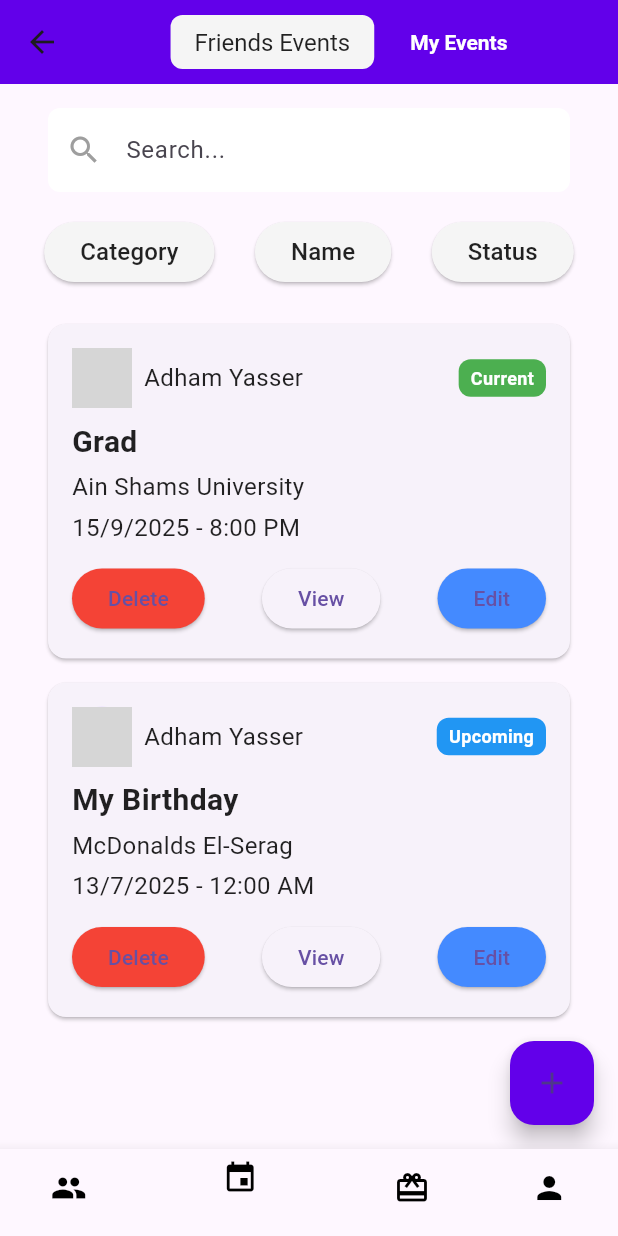
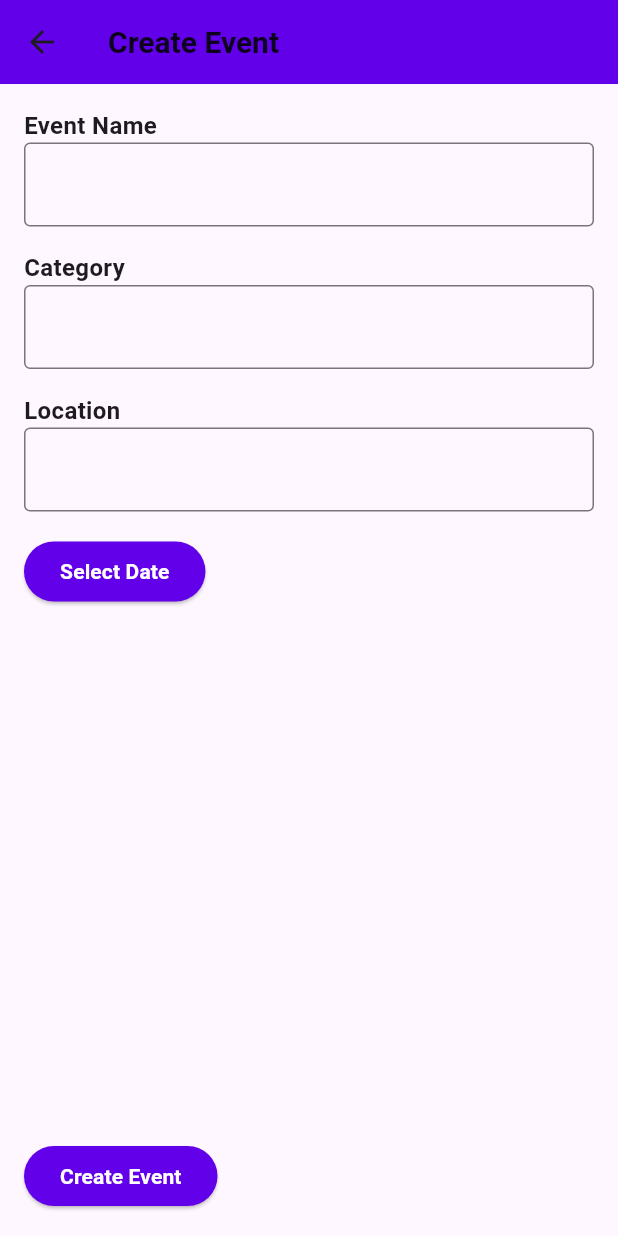
Before and after one commit to adham137/Flutter_Gifting_App, a Flutter app: the ParentPage screen opened by its route, item 2 of the bottom bar chosen, after a tap on the "add" icon, on a phone screen of 412 x 824 dp. Run offline on Flutter 3.47's test engine with Material 3 defaults, Android fonts, the phone set to English and light mode, and no system bars; our stand-ins replace cloud_firestore, firebase_auth, firebase_core, firebase_database; accounts and stored records are empty; generated files the repository leaves out were written again; grey boxes are pictures that could not be loaded.

Commit message:
Add dynamic event list | Event creation | edit, delete events | Events searching and sorting

```diff
--- a/flutter_gifting_app/lib/components/event_card.dart
+++ b/flutter_gifting_app/lib/components/event_card.dart
@@ -1,24 +1,17 @@
 import 'package:flutter/material.dart';
 import '../utils/colors.dart';
 import '../utils/fonts.dart';
+import '../models/event.dart'; // Ensure the EventModel is imported
 
 class EventCard extends StatelessWidget {
-  final String name, title, location, date, time, status;
-  final VoidCallback? onDelete, onEdit;
-  final VoidCallback onView;
-  final String? avatarPath; // Optional for a dynamic avatar
+  final EventModel event; // Pass the EventModel directly
+  final VoidCallback onView; // Required callback for "View"
+  final VoidCallback onDeleteUpdateScreen; // Callback to update the screen when deleting an event
 
   EventCard({
-    required this.name,
-    required this.title,
-    required this.location,
-    required this.date,
-    required this.time,
-    required this.status,
-    this.onDelete,
-    this.onEdit,
+    required this.event,
     required this.onView,
-    this.avatarPath, // Optional parameter for avatar
+    required this.onDeleteUpdateScreen,
   });
 
   @override
@@ -30,61 +23,130 @@ class EventCard extends StatelessWidget {
         child: Column(
           crossAxisAlignment: CrossAxisAlignment.start,
           children: [
+            // Header: Avatar, Name, and Status Badge
             Row(
               children: [
                 CircleAvatar(
-                  backgroundImage: avatarPath != null
-                      ? AssetImage(avatarPath!)
-                      : AssetImage('assets/avatar.png'),
+                  backgroundImage: AssetImage('assets/avatar.png'),
                   radius: 20,
                 ),
                 SizedBox(width: 8),
-                Text(name, style: AppFonts.body),
+                Text(event.name, style: AppFonts.body),
                 Spacer(),
                 Container(
                   padding: EdgeInsets.symmetric(vertical: 4, horizontal: 8),
                   decoration: BoxDecoration(
-                    color: status == "Current"
+                    color: event.status == "Current"
                         ? AppColors.badgeCurrent
                         : AppColors.badgeUpcoming,
                     borderRadius: BorderRadius.circular(8),
                   ),
-                  child: Text(status, style: AppFonts.badge),
+                  child: Text(event.status, style: AppFonts.badge),
                 ),
               ],
             ),
             SizedBox(height: 8),
-            Text(title, style: AppFonts.header),
+
+            // Event Title
+            Text(event.category, style: AppFonts.header),
             SizedBox(height: 4),
-            Text(location, style: AppFonts.body),
+
+            // Location
+            if (event.location != null)
+              Text(event.location!, style: AppFonts.body),
             SizedBox(height: 4),
-            Text('$date - $time', style: AppFonts.body),
+
+            // Date and Time
+            Text(
+              '${event.date.toDate().toString().split(' ')[0]} - ${event.date.toDate().toString().split(' ')[1]}',
+              style: AppFonts.body,
+            ),
             SizedBox(height: 12),
+
+            // Action Buttons: Delete, View, Edit
             Row(
               mainAxisAlignment: MainAxisAlignment.spaceBetween,
               children: [
+                // Delete Button
+                ElevatedButton(
+                  onPressed: () async {
+                    final confirm = await showDialog<bool>(
+                      context: context,
+                      builder: (context) => AlertDialog(
+                        title: Text('Confirm Delete'),
+                        content: Text('Are you sure you want to delete this event?'),
+                        actions: [
+                          TextButton(
+                            onPressed: () => Navigator.pop(context, false),
+                            child: Text('Cancel'),
+                          ),
+                          TextButton(
+                            onPressed: () => Navigator.pop(context, true),
+                            child: Text('Delete'),
+                          ),
+                        ],
+                      ),
+                    );
 
-                this.onDelete != null ? ElevatedButton(
-                  onPressed: onDelete,
+                    if (confirm == true) {
+                      await EventModel.deleteEvent(event.eventId);
+                      ScaffoldMessenger.of(context).showSnackBar(
+                        SnackBar(content: Text('Event deleted successfully')),
+                      );
+                      this.onDeleteUpdateScreen();
+                    }
+                  },
                   child: Text('Delete'),
                   style: ElevatedButton.styleFrom(
                     backgroundColor: Colors.red,
                   ),
-                ) : Container(),
+                ),
 
+                // View Button
                 ElevatedButton(
                   onPressed: onView,
                   child: Text('View'),
                 ),
 
-                this.onEdit != null ? ElevatedButton(
-                  onPressed: onEdit,
+                // Edit Button
+                ElevatedButton(
+                  onPressed: () async {
+                    final newName = await showDialog<String>(
+                      context: context,
+                      builder: (context) {
+                        final controller = TextEditingController(text: event.name);
+                        return AlertDialog(
+                          title: Text('Edit Event'),
+                          content: TextField(
+                            controller: controller,
+                            decoration: InputDecoration(labelText: 'Event Name'),
+                          ),
+                          actions: [
+                            TextButton(
+                              onPressed: () => Navigator.pop(context),
+                              child: Text('Cancel'),
+                            ),
+                            TextButton(
+                              onPressed: () => Navigator.pop(context, controller.text),
+                              child: Text('Save'),
+                            ),
+                          ],
+                        );
+                      },
+                    );
+
+                    if (newName != null && newName.isNotEmpty) {
+                      await EventModel.updateEvent(event.eventId, {'name': newName});
+                      ScaffoldMessenger.of(context).showSnackBar(
+                        SnackBar(content: Text('Event updated successfully')),
+                      );
+                    }
+                  },
                   child: Text('Edit'),
                   style: ElevatedButton.styleFrom(
                     backgroundColor: AppColors.accent,
-                  )
-                ): Container(),
-
+                  ),
+                ),
               ],
             ),
           ],
--- /dev/null
+++ b/flutter_gifting_app/lib/screens/event_creation_screen.dart
@@ -0,0 +1,109 @@
+import 'package:flutter/material.dart';
+import 'package:cloud_firestore/cloud_firestore.dart';
+import '../models/event.dart';
+import '../utils/colors.dart';
+import '../utils/fonts.dart';
+
+class EventCreationScreen extends StatefulWidget {
+  @override
+  final String userId;
+
+  EventCreationScreen({required this.userId});
+
+  _EventCreationScreenState createState() => _EventCreationScreenState();
+}
+
+class _EventCreationScreenState extends State<EventCreationScreen> {
+  final TextEditingController nameController = TextEditingController();
+  final TextEditingController categoryController = TextEditingController();
+  final TextEditingController locationController = TextEditingController();
+
+  DateTime? selectedDate;
+  String status = "Upcoming";
+
+  Future<void> _createEvent() async {
+    if (nameController.text.isEmpty || categoryController.text.isEmpty || selectedDate == null) {
+      ScaffoldMessenger.of(context).showSnackBar(SnackBar(content: Text("Please fill all fields")));
+      return;
+    }
+
+    final event = EventModel(
+      eventId: FirebaseFirestore.instance.collection('events').doc().id,
+      userId: widget.userId,
+      name: nameController.text,
+      category: categoryController.text,
+      date: Timestamp.fromDate(selectedDate!),
+      status: status,
+      location: locationController.text,
+      createdAt: Timestamp.now(),
+    );
+
+    await EventModel.createEvent(event);
+    Navigator.pop(context);
+  }
+
+  @override
+  Widget build(BuildContext context) {
+    return Scaffold(
+      appBar: AppBar(
+        backgroundColor: AppColors.primary,
+        title: Text('Create Event', style: AppFonts.header),
+      ),
+      body: Padding(
+        padding: const EdgeInsets.all(16.0),
+        child: Column(
+          crossAxisAlignment: CrossAxisAlignment.start,
+          children: [
+            Text("Event Name", style: AppFonts.subtitle),
+            TextField(
+              controller: nameController,
+              decoration: InputDecoration(border: OutlineInputBorder()),
+            ),
+            SizedBox(height: 16),
+            Text("Category", style: AppFonts.subtitle),
+            TextField(
+              controller: categoryController,
+              decoration: InputDecoration(border: OutlineInputBorder()),
+            ),
+            SizedBox(height: 16),
+            Text("Location", style: AppFonts.subtitle),
+            TextField(
+              controller: locationController,
+              decoration: InputDecoration(border: OutlineInputBorder()),
+            ),
+            SizedBox(height: 16),
+            ElevatedButton(
+              style: ElevatedButton.styleFrom(backgroundColor: AppColors.primary),
+              onPressed: () async {
+                final pickedDate = await showDatePicker(
+                  context: context,
+                  initialDate: DateTime.now(),
+                  firstDate: DateTime(2000),
+                  lastDate: DateTime(2100),
+                );
+                if (pickedDate != null) {
+                  setState(() {
+                    selectedDate = pickedDate;
+                  });
+                }
+              },
+              child: Text(
+                selectedDate == null
+                    ? "Select Date"
+                    : "Selected Date: ${selectedDate!.toLocal()}",
+                style: AppFonts.button,
+              ),
+            ),
+            Spacer(),
+            ElevatedButton(
+              style: ElevatedButton.styleFrom(backgroundColor: AppColors.primary),
+              onPressed: _createEvent,
+              child: Text("Create Event", style: AppFonts.button),
+            ),
+          ],
+        ),
+      ),
+    );
+  }
+
+}
--- a/flutter_gifting_app/lib/screens/events_screen.dart
+++ b/flutter_gifting_app/lib/screens/events_screen.dart
@@ -1,112 +1,75 @@
 import 'package:flutter/material.dart';
 import '../utils/colors.dart';
 import '../utils/fonts.dart';
+import '../controllers/controller_events_screen.dart';
 import '../components/event_card.dart';
-import 'event_details.dart';
+import '../models/event.dart';
+import 'event_creation_screen.dart';
+import '../components/sort_options.dart';
 import '../components/search_bar.dart';
-import '../components/sort_options.dart';
 
 class EventsScreen extends StatefulWidget {
+  final String userId;
+
+  EventsScreen({required this.userId});
+
   @override
   _EventsScreenState createState() => _EventsScreenState();
 }
 
 class _EventsScreenState extends State<EventsScreen> {
   final TextEditingController searchController = TextEditingController();
+  final EventRepository _eventRepository = EventRepository();
+  List<EventModel> events = [];
+  List<EventModel> filteredEvents = [];
   String? selectedSort;
   bool isMyEventsSelected = true;
-
-  // Dummy data for events
-  List<Map<String, dynamic>> events = [];
-  List<Map<String, dynamic>> filteredEvents = [];
 
   @override
   void initState() {
     super.initState();
-    _loadDummyData();
-    _filterAndSortEvents();
-    searchController.addListener(_filterAndSortEvents);
+    _loadEvents();
+    searchController.addListener(_filterAndSortEvents); // Listen to search input
   }
 
-  void _loadDummyData() {
-    // Load dummy data for "My Events" and "Friends Events"
-    events = [
-      // My Events
-      {
-        "name": "Adham Yasser",
-        "title": "Grad",
-        "location": "Ain Shams University",
-        "date": "15/9/2025",
-        "time": "8:00 PM",
-        "status": "Current",
-        "isMine": true,
-      },
-      {
-        "name": "Adham Yasser",
-        "title": "My Birthday",
-        "location": "McDonalds El-Serag",
-        "date": "13/7/2025",
-        "time": "12:00 AM",
-        "status": "Upcoming",
-        "isMine": true,
-      },
-      // Friends' Events
-      {
-        "name": "Ziad",
-        "title": "Ziad's Birthday",
-        "location": "New Giza, Egypt",
-        "date": "13/7/2025",
-        "time": "12:00 AM",
-        "status": "Upcoming",
-        "isMine": false,
-      },
-      {
-        "name": "Ahmed",
-        "title": "Birthday",
-        "location": "Cairo, Egypt",
-        "date": "24/10/2024",
-        "time": "8:00 PM",
-        "status": "Current",
-        "isMine": false,
-      },
-      {
-        "name": "Mohamed",
-        "title": "Promotion",
-        "location": "New Giza, Egypt",
-        "date": "13/7/2025",
-        "time": "12:00 AM",
-        "status": "Upcoming",
-        "isMine": false,
-      },
-    ];
-    // Initially, filteredEvents should contain all the events
-    filteredEvents = List.from(events);
+  @override
+  void dispose() {
+    searchController.dispose();
+    super.dispose();
+  }
+
+  Future<void> _loadEvents() async {
+    final userId = widget.userId;
+    final fetchedEvents = isMyEventsSelected
+        ? await _eventRepository.fetchMyEvents(userId)
+        : await _eventRepository.fetchFriendsEvents(userId);
+    setState(() {
+      events = fetchedEvents;
+      _filterAndSortEvents();
+    });
   }
 
   void _filterAndSortEvents() {
     final query = searchController.text.toLowerCase();
 
     setState(() {
-      // Filter based on search and toggle
-      filteredEvents = events
-          .where((event) {
-            final isMatchingTab = isMyEventsSelected == event["isMine"];
-            final matchesSearch = event["name"].toLowerCase().contains(query) ||
-                event["title"].toLowerCase().contains(query);
-            return isMatchingTab && matchesSearch;
-          })
-          .toList();
+      // Filter events based on the search query
+      filteredEvents = events.where((event) {
+        final name = event.name.toLowerCase();
+        final category = event.category.toLowerCase();
+        return name.contains(query) || category.contains(query);
+      }).toList();
 
-      // Sort based on selected option
+      // Sort events based on the selected sort option
       if (selectedSort != null) {
         filteredEvents.sort((a, b) {
           switch (selectedSort) {
-            case "Category": // Assuming "Category" is related to "status"
-              return a["status"].compareTo(b["status"]);
+            case "Category":
+              return a.category.compareTo(b.category);
             case "Name":
-              return a["name"].compareTo(b["name"]);
+              return a.name.compareTo(b.name);
             case "Status":
-              return a["status"].compareTo(b["status"]);
+              return a.status.compareTo(b.status);
             default:
               return 0;
           }
@@ -115,10 +78,26 @@ class _EventsScreenState extends State<EventsScreen> {
     });
   }
 
-  @override
-  void dispose() {
-    searchController.dispose();
-    super.dispose();
+  Widget _toggleButton(String text, bool isSelected) {
+    return GestureDetector(
+      onTap: () {
+        setState(() {
+          isMyEventsSelected = (text == "My Events");
+          _loadEvents(); // Refresh events on toggle
+        });
+      },
+      child: Container(
+        padding: EdgeInsets.symmetric(vertical: 8, horizontal: 16),
+        decoration: BoxDecoration(
+          color: isSelected ? AppColors.primary : AppColors.background,
+          borderRadius: BorderRadius.circular(8),
+        ),
+        child: Text(
+          text,
+          style: isSelected ? AppFonts.button : AppFonts.body,
+        ),
+      ),
+    );
   }
 
   @override
@@ -144,6 +123,7 @@ class _EventsScreenState extends State<EventsScreen> {
             // Search Bar
             MySearchBar(controller: searchController),
             SizedBox(height: 16),
+
             // Sort Options
             SortOptions(
               selectedSort: selectedSort,
@@ -155,37 +135,23 @@ class _EventsScreenState extends State<EventsScreen> {
               },
             ),
             SizedBox(height: 16),
+
             // Event List
             Expanded(
               child: filteredEvents.isEmpty
-                  ? Center(child: Text("No events found"))
+                  ? Center(child: Text("No events found", style: AppFonts.body))
                   : ListView.builder(
                       itemCount: filteredEvents.length,
                       itemBuilder: (context, index) {
                         final event = filteredEvents[index];
                         return EventCard(
-                          name: event["name"],
-                          title: event["title"],
-                          location: event["location"],
-                          date: event["date"],
-                          time: event["time"],
-                          status: event["status"],
-                          onDelete: event["isMine"] ? () {} : null,
-                          onEdit: event["isMine"] ? () {} : null,
+                          event: event,
                           onView: () {
-                            Navigator.push(
-                              context,
-                              MaterialPageRoute(
-                                builder: (context) => MyEventPage(
-                                  eventName: event["title"],
-                                  eventDate: event["date"],
-                                  eventTime: event["time"],
-                                  eventLocation: event["location"],
-                                  eventDescription: "Event Description here",
-                                ),
-                              ),
+                            ScaffoldMessenger.of(context).showSnackBar(
+                              SnackBar(content: Text("View clicked for: ${event.name}")),
                             );
                           },
+                          onDeleteUpdateScreen: () => _loadEvents(), // Reload events after deletion
                         );
                       },
                     ),
@@ -196,7 +162,10 @@ class _EventsScreenState extends State<EventsScreen> {
       floatingActionButton: isMyEventsSelected
           ? FloatingActionButton(
               onPressed: () {
-                // Handle Add Event action
+                Navigator.push(
+                  context,
+                  MaterialPageRoute(builder: (context) => EventCreationScreen(userId: widget.userId)),
+                ).then((_) => _loadEvents());
               },
               backgroundColor: AppColors.primary,
               child: Icon(Icons.add),
@@ -204,26 +173,4 @@ class _EventsScreenState extends State<EventsScreen> {
           : null,
     );
   }
-
-  Widget _toggleButton(String text, bool isSelected) {
-    return GestureDetector(
-      onTap: () {
-        setState(() {
-          isMyEventsSelected = (text == "My Events");
-          _filterAndSortEvents(); // Refresh events on toggle
-        });
-      },
-      child: Container(
-        padding: EdgeInsets.symmetric(vertical: 8, horizontal: 16),
-        decoration: BoxDecoration(
-          color: isSelected ? AppColors.primary : AppColors.background,
-          borderRadius: BorderRadius.circular(8),
-        ),
-        child: Text(
-          text,
-          style: isSelected ? AppFonts.button : AppFonts.body,
-        ),
-      ),
-    );
-  }
 }
--- a/flutter_gifting_app/lib/screens/my_profile_screen.dart
+++ b/flutter_gifting_app/lib/screens/my_profile_screen.dart
@@ -84,40 +84,30 @@ class ProfilePage extends StatelessWidget {
                   ),
                   SizedBox(height: 16),
                   // Use EventCard dynamically
-                  EventCard(
-                    name: "Adham Yasser",
-                    title: "Grad",
-                    location: "Ain Shams University",
-                    date: "15/9/2025",
-                    time: "8:00 PM",
-                    status: "Current",
-                    onDelete: () {
-                      // Handle delete action
-                    },
-                    onEdit: () {
-                      // Handle edit action
-                    },
-                    onView: () {
-                      // Handle view action
-                    },
-                  ),
-                  EventCard(
-                    name: "Adham Yasser",
-                    title: "My Birthday",
-                    location: "McDonald's El-Serag",
-                    date: "13/7/2025",
-                    time: "12:00 AM",
-                    status: "Upcoming",
-                    onDelete: () {
-                      // Handle delete action
-                    },
-                    onEdit: () {
-                      // Handle edit action
-                    },
-                    onView: () {
-                      // Handle view action
-                    },
-                  ),
+                  // EventCard(
+                  //   name: "Adham Yasser",
+                  //   title: "Grad",
+                  //   location: "Ain Shams University",
+                  //   date: "15/9/2025",
+                  //   time: "8:00 PM",
+                  //   status: "Current",
+
+                  //   onView: () {
+                  //     // Handle view action
+                  //   },
+                  // ),
+                  // EventCard(
+                  //   name: "Adham Yasser",
+                  //   title: "My Birthday",
+                  //   location: "McDonald's El-Serag",
+                  //   date: "13/7/2025",
+                  //   time: "12:00 AM",
+                  //   status: "Upcoming",
+
+                  //   onView: () {
+                  //     // Handle view action
+                  //   },
+                  // ),
                 ],
               ),
             ),
--- a/flutter_gifting_app/lib/screens/parent_page.dart
+++ b/flutter_gifting_app/lib/screens/parent_page.dart
@@ -66,7 +66,7 @@ class _ParentPageState extends State<ParentPage> {
     // List of pages corresponding to the bottom navigation tabs
     final List<Widget> _pages = [
       HomeScreen(userId: _userId!),
-      EventsScreen(),
+      EventsScreen(userId: _userId!),
       MyPledgedGiftsPage(),
       ProfilePage(),
     ];
```
Also changed, not shown: flutter_gifting_app/lib/controllers/controller_events_screen.dart (added, +18 -0 lines).
